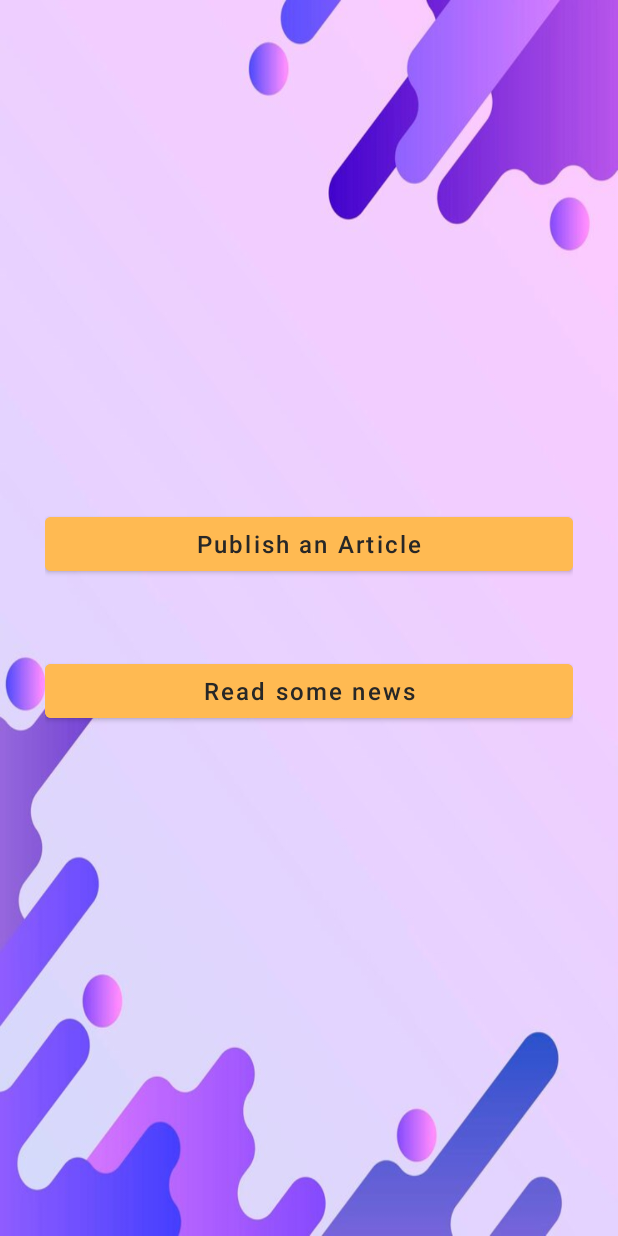
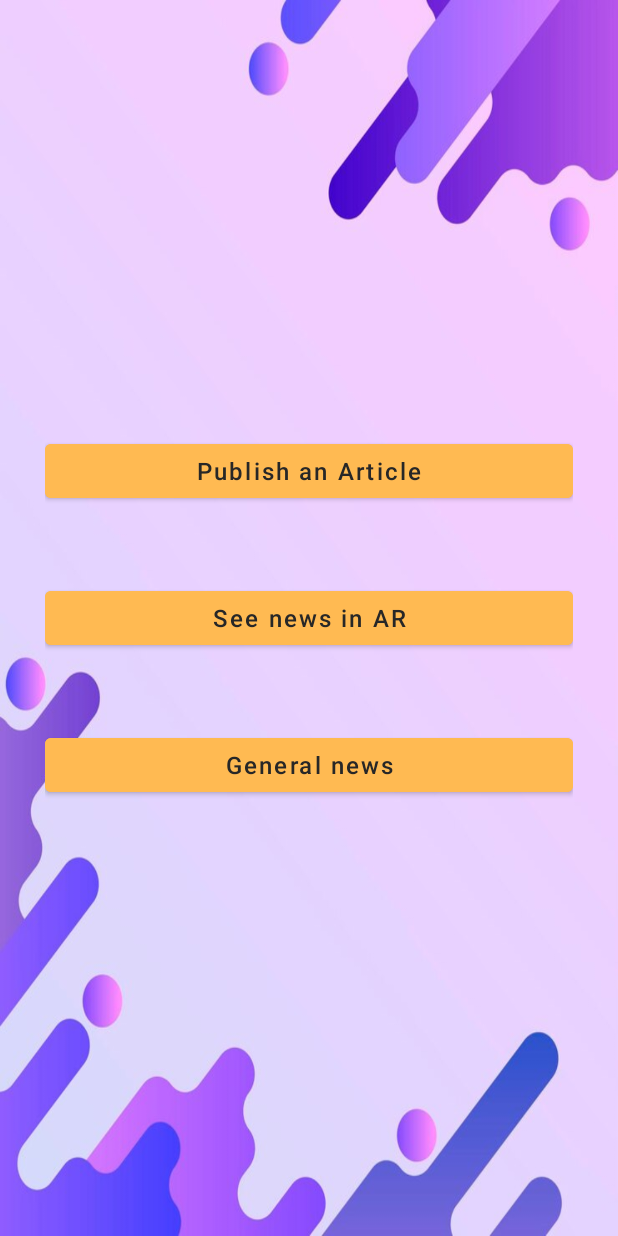
Before and after one commit to EdijsNiks/MobileSoft, an Android app: the Dashboard screen opened directly, with no data from a screen before it, on a phone screen of 412 x 824 dp. Run offline under Robolectric (Android 15) with nearby library versions, the phone set to English and light mode, and no system bars.

Commit message:
Now it should work

```diff
--- a/APP/PublicNewsApp/app/build.gradle
+++ b/APP/PublicNewsApp/app/build.gradle
@@ -4,7 +4,7 @@ plugins {
 }
 
 android {
-    compileSdk 31
+    compileSdk 33
 
     defaultConfig {
         applicationId "com.example.publicnewsapp"
@@ -36,6 +36,8 @@ dependencies {
     implementation 'com.google.firebase:firebase-auth:21.0.3'
     implementation 'com.google.firebase:firebase-database:20.0.4'
     implementation 'com.google.firebase:firebase-storage:20.0.1'
+    implementation platform('com.google.firebase:firebase-bom:32.4.0')
+    implementation 'com.google.firebase:firebase-analytics'
     testImplementation 'junit:junit:4.+'
     androidTestImplementation 'androidx.test.ext:junit:1.1.3'
     androidTestImplementation 'androidx.test.espresso:espresso-core:3.4.0'
--- a/APP/PublicNewsApp/app/src/main/java/com/example/publicnewsapp/Dashboard.java
+++ b/APP/PublicNewsApp/app/src/main/java/com/example/publicnewsapp/Dashboard.java
@@ -9,23 +9,23 @@ import androidx.appcompat.app.AppCompatActivity;
 
 public class Dashboard extends AppCompatActivity {
 
-    Button btn_readNews, btn_generalNews, btn_publishNews;
+    Button  btn_generalNews, btn_publishNews;
 
     @Override
     protected void onCreate(Bundle savedInstanceState) {
         super.onCreate(savedInstanceState);
         setContentView(R.layout.activity_dashboard);
 
-        btn_readNews = findViewById(R.id.btn_readNews);
+        //btn_readNews = findViewById(R.id.btn_readNews);
         btn_publishNews = findViewById(R.id.btn_publishNews);
-        //btn_generalNews = findViewById(R.id.btn_generalNews);
+        btn_generalNews = findViewById(R.id.btn_generalNews);
 
-        btn_readNews.setOnClickListener(new View.OnClickListener() {
-            @Override
-            public void onClick(View v) {
-                startActivity(new Intent(Dashboard.this, ReadNews.class));
-            }
-        });
+        //btn_readNews.setOnClickListener(new View.OnClickListener() {
+            //@Override
+            //public void onClick(View v) {
+                //startActivity(new Intent(Dashboard.this, ReadNews.class));
+            //}
+        //});
         btn_publishNews.setOnClickListener(new View.OnClickListener() {
             @Override
             public void onClick(View v) {
--- a/APP/PublicNewsApp/app/src/main/res/layout/activity_dashboard.xml
+++ b/APP/PublicNewsApp/app/src/main/res/layout/activity_dashboard.xml
@@ -26,14 +26,27 @@
             android:textSize="16sp" />
 
         <Button
-            android:id="@+id/btn_readNews"
+            android:id="@+id/btn_seeInAR"
             android:layout_width="match_parent"
             android:layout_height="wrap_content"
             android:layout_below="@id/btn_publishNews"
             android:layout_gravity="bottom"
             android:layout_marginTop="50dp"
             android:backgroundTint="@color/button"
-            android:text="Read some news"
+            android:text="See news in AR"
+            android:textAllCaps="false"
+            android:textColor="@color/text"
+            android:textSize="16sp" />
+
+        <Button
+            android:id="@+id/btn_generalNews"
+            android:layout_width="match_parent"
+            android:layout_height="wrap_content"
+            android:layout_below="@id/btn_publishNews"
+            android:layout_gravity="bottom"
+            android:layout_marginTop="50dp"
+            android:backgroundTint="@color/button"
+            android:text="General news"
             android:textAllCaps="false"
             android:textColor="@color/text"
             android:textSize="16sp" />
--- a/APP/PublicNewsApp/settings.gradle
+++ b/APP/PublicNewsApp/settings.gradle
@@ -3,7 +3,7 @@ dependencyResolutionManagement {
     repositories {
         google()
         mavenCentral()
-        jcenter() // Warning: this repository is going to shut down soon
+        maven { url "https://jitpack.io"  }
     }
 }
 rootProject.name = "Public News App"
```
